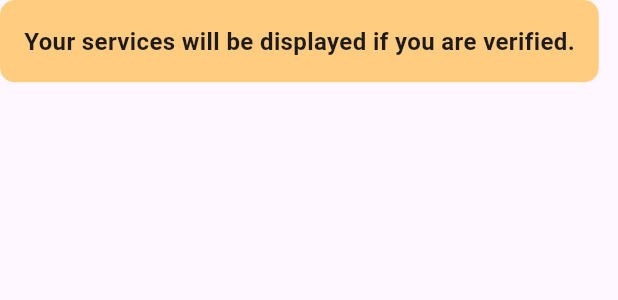
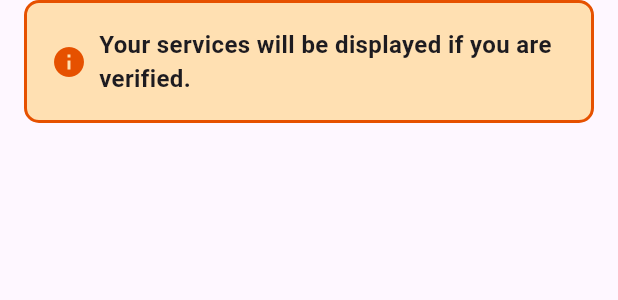
Before and after one commit to TechPyllars2024/AutoCareAutomotive, a Flutter app: the ServiceStatusAlertBox widget shown alone on an empty page, opened directly with empty values, on a phone screen of 412 x 824 dp. Shown: the top 300 px of the screen. Run offline on Flutter 3.47's test engine with Material 3 defaults, Android fonts, the phone set to English and light mode, and no system bars; our stand-ins replace carousel_slider, cloud_firestore, curved_navigation_bar, file_picker, firebase_auth, firebase_core and 11 more; missing offline and left inert: flutter_pannable_rating_bar, flutter_pdfview; accounts and stored records are empty.

Commit message:
Updated Status Alert Box

```diff
--- a/lib/Service Management/widgets/service_status_alert_box.dart
+++ b/lib/Service Management/widgets/service_status_alert_box.dart
@@ -11,17 +11,35 @@ class ServiceStatusAlertBox extends StatelessWidget {
       return const SizedBox.shrink();
     }
 
-    return ClipRRect(
+    return Padding(
+      padding: const EdgeInsets.symmetric(horizontal: 16.0),
+      child: ClipRRect(
         borderRadius: BorderRadius.circular(8.0),
         child: Container(
           padding: const EdgeInsets.all(16.0),
           decoration: BoxDecoration(
-          color: Colors.orange.shade200,
+            color: Colors.orange.shade100,
             borderRadius: BorderRadius.circular(10.0),
+            border: Border.all(
+              color: Colors.orange.shade900,
+              width: 2.0,
             ),
-        child: const Text(
+          ),
+          child: Row(
+            children: [
+              Icon(Icons.info, color: Colors.orange.shade900),
+              const SizedBox(width: 8.0),
+              const Expanded(
+                child: Text(
                   'Your services will be displayed if you are verified.',
-          style: TextStyle(fontSize: 16, fontWeight: FontWeight.bold),
+                  style: TextStyle(
+                            fontSize: 16,
+                            fontWeight: FontWeight.bold,
+                  ),
+                ),
+              ),
+            ],
+          ),
         ),
       ),
     );
```
Lines whose indentation alone changed are shown as unchanged.
